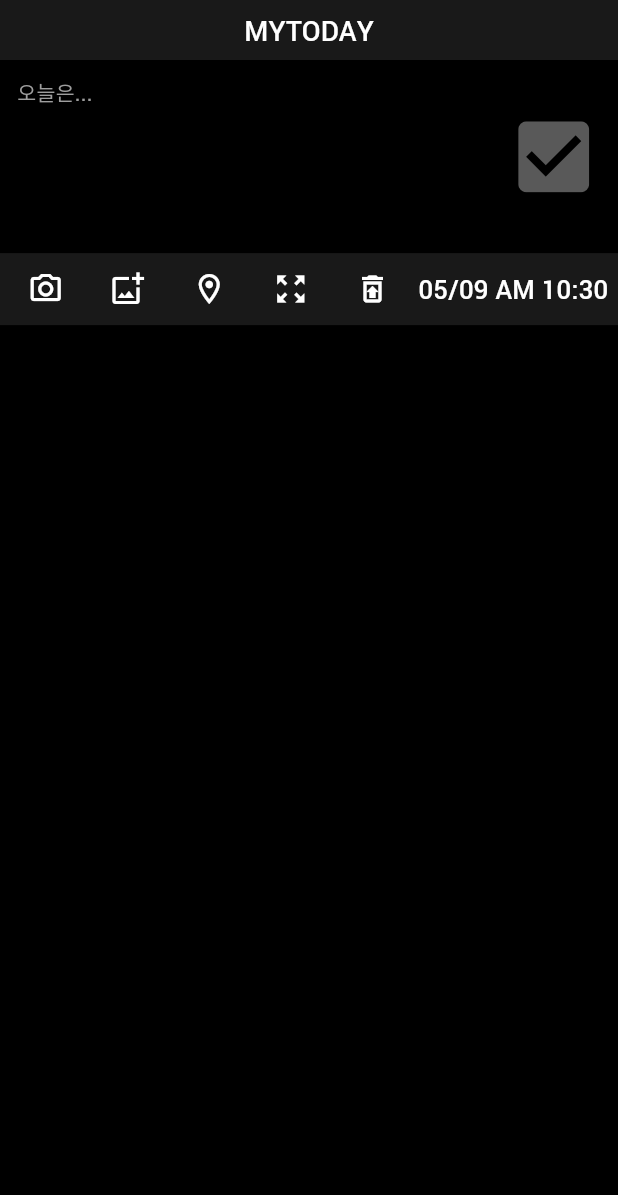
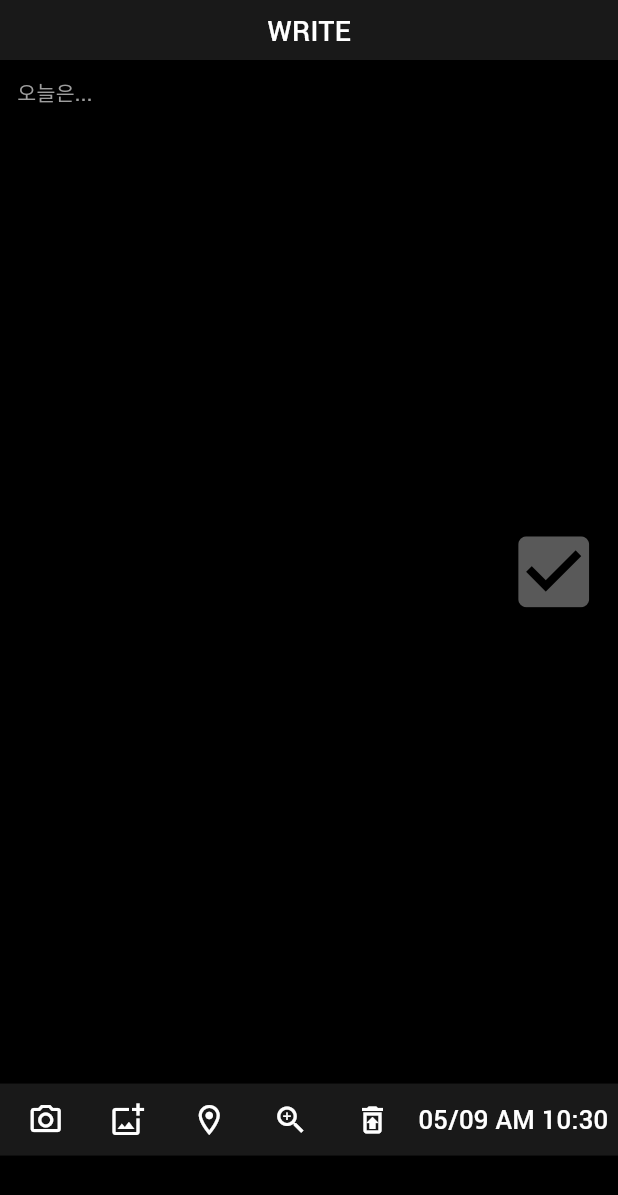
Before and after one commit to hola726/My-To-Day, a Flutter app: the screen it shows after launch, after a tap on the "zoom out map" icon, on a phone screen of 412 x 824 dp. Shown: the top 1195 px of the screen. Run offline on Flutter 3.47's test engine with Material 2 defaults, Android fonts, the phone set to English and light mode, and no system bars; our stand-ins replace flutter_screenutil, hive, hive_flutter; accounts and stored records are empty; project files that could hold a hidden picture were left out.

Commit message:
Add diary text form field height

```diff
--- a/lib/screens/main/diary_screen.dart
+++ b/lib/screens/main/diary_screen.dart
@@ -139,8 +139,12 @@ class DiaryScreen extends StatelessWidget {
       color: Colors.black,
       child: Column(
         children: [
-          MyToDayTextFormField(
-            height: 100.h,
+          DiaryTextFormField(
+            height: _diaryProvider.isLargeTextForm
+                ? MediaQuery.of(_diaryProvider.context).size.height -
+                    MediaQuery.of(_diaryProvider.context).viewInsets.bottom -
+                    110.h
+                : 100.h,
             hintText: "오늘은...",
             onIconPressed: (value) async {
               await _diaryProvider.setDiaryData(value);
@@ -174,9 +178,11 @@ class DiaryScreen extends StatelessWidget {
                   ),
                 ),
                 IconButton(
-                  onPressed: () => {},
-                  icon: const Icon(
-                    Icons.zoom_out_map_outlined,
+                  onPressed: _diaryProvider.reSizedDiaryTextFormField,
+                  icon: Icon(
+                    _diaryProvider.isLargeTextForm
+                        ? Icons.zoom_in
+                        : Icons.zoom_out_map_outlined,
                     color: Colors.white,
                   ),
                 ),
@@ -238,7 +244,7 @@ class DiaryScreen extends StatelessWidget {
       child: Scaffold(
         resizeToAvoidBottomInset: false,
         appBar: MainAppBar(
-          title: "MYTODAY",
+          title: _diaryProvider.isLargeTextForm ? "WRITE" : "MYTODAY",
           bottomShadow: true,
           titleColor: AppTheme.primaryContrastColor,
           backgroundColors: AppTheme.textPrimaryColor,
--- a/lib/widgets/common/my_to_day_text_form_field.dart
+++ b/lib/widgets/common/my_to_day_text_form_field.dart
@@ -3,8 +3,8 @@ import 'package:flutter/material.dart';
 import 'package:flutter_screenutil/src/size_extension.dart';
 import 'package:my_to_day/app_theme.dart';
 
-class MyToDayTextFormField extends StatefulWidget {
-  MyToDayTextFormField({
+class DiaryTextFormField extends StatefulWidget {
+  DiaryTextFormField({
     this.hintText,
     this.textStyle,
     this.height,
@@ -20,10 +20,10 @@ class MyToDayTextFormField extends StatefulWidget {
   final void Function(String text)? onIconPressed;
 
   @override
-  _MyToDayTextFormFieldState createState() => _MyToDayTextFormFieldState();
+  _DiaryTextFormFieldState createState() => _DiaryTextFormFieldState();
 }
 
-class _MyToDayTextFormFieldState extends State<MyToDayTextFormField> {
+class _DiaryTextFormFieldState extends State<DiaryTextFormField> {
   final TextEditingController _controller = TextEditingController();
 
   void handleOnChanged(String value) {
```
